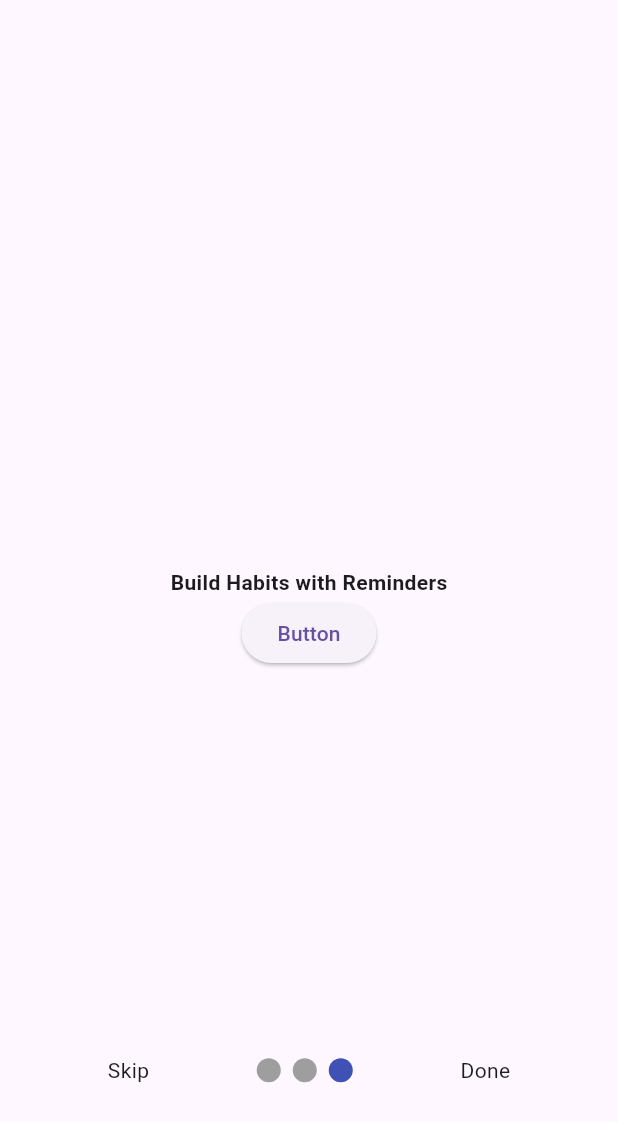
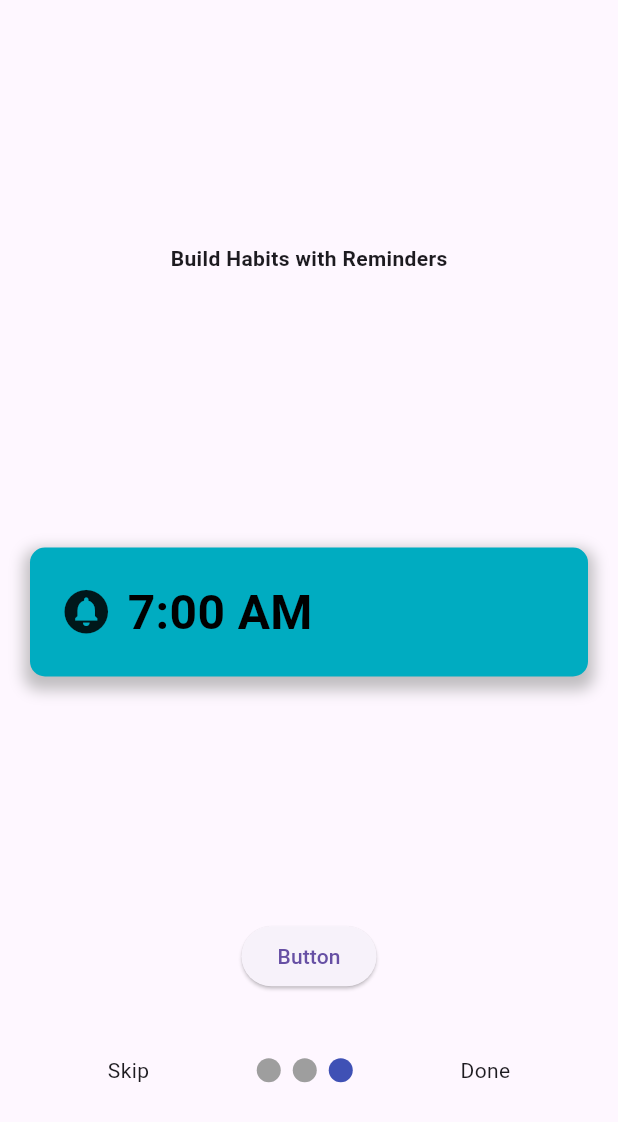
Before and after one commit to jerrychen-2018/Mood-Tracker-iOS-App, a Flutter app: the OnboardingPage screen opened directly, swiped to page 3, on a phone screen of 412 x 824 dp. Shown: the top 1122 px of the screen. Run offline on Flutter 3.47's test engine with Material 3 defaults, Android fonts, the phone set to English and light mode, and no system bars; drawn by our look-alikes of smooth_page_indicator; our stand-ins replace animated_text_kit, firebase_auth, firebase_core, flutter_local_notifications, flutter_svg, font_awesome_flutter and 7 more; missing offline and left inert: flutter_emoji; accounts and stored records are empty.

Commit message:
setup notifications to work

```diff
--- a/lib/Screens/Onboarding/intro_page_three.dart
+++ b/lib/Screens/Onboarding/intro_page_three.dart
@@ -1,5 +1,5 @@
 import "package:ebbnflow/Screens/BottomNavBar/bottom_nav_bar.dart";
-import "package:ebbnflow/Screens/test_screen.dart";
+import "package:ebbnflow/components/TimePicker/time_picker.dart";
 import "package:ebbnflow/services/local_notification_service.dart";
 import "package:flutter/material.dart";
 
@@ -16,9 +16,12 @@ class _IntroPageThreeState extends State<IntroPageThree> {
   @override
   void initState() {
     service = LocalNotificationService();
-    service.setup();
     listenToNotification();
     super.initState();
+  }
+
+  void openTimePicker() {
+    service.setup();
   }
 
   @override
@@ -26,11 +29,49 @@ class _IntroPageThreeState extends State<IntroPageThree> {
     return SafeArea(
       child: Center(
           child: Column(
-        mainAxisAlignment: MainAxisAlignment.center,
+        mainAxisAlignment: MainAxisAlignment.spaceEvenly,
+        crossAxisAlignment: CrossAxisAlignment.center,
         children: [
-          Text(
+          const Text(
             "Build Habits with Reminders",
             style: TextStyle(fontWeight: FontWeight.bold),
+          ),
+          GestureDetector(
+            onTap: openTimePicker,
+            child: Container(
+              decoration: BoxDecoration(
+                  color: Colors.cyan[600],
+                  borderRadius: BorderRadius.circular(10),
+                  boxShadow: [
+                    BoxShadow(
+                      color: Colors.grey.withOpacity(0.65),
+                      spreadRadius: 4,
+                      blurRadius: 8,
+                      offset: Offset(0, 5), // changes position of shadow
+                    ),
+                  ]),
+              margin: EdgeInsets.only(top: 20, left: 20, right: 20),
+              padding: EdgeInsets.all(20),
+              child: const Row(
+                //mainAxisAlignment: MainAxisAlignment.spaceBetween,
+                crossAxisAlignment: CrossAxisAlignment.center,
+                children: [
+                  Stack(children: [
+                    Icon(Icons.circle_notifications, fill: 0.5, size: 35),
+                  ]),
+                  SizedBox(
+                    width: 10,
+                  ),
+                  Text(
+                    "7:00 AM",
+                    style: TextStyle(
+                        fontSize: 32,
+                        color: Colors.black,
+                        fontWeight: FontWeight.bold),
+                  ),
+                ],
+              ),
+            ),
           ),
           ElevatedButton(
               onPressed: () async {
--- a/lib/models/breadify.dart
+++ b/lib/models/breadify.dart
@@ -5,12 +5,27 @@ class Breadify extends ChangeNotifier {
   // user scripture list
   List<Map<String, dynamic>> _userEntries = [];
 
-  List<Map<String, dynamic>> kappa = [];
+  int _scheduledHour = 0;
+  int _scheduledMinute = 0;
+  bool _scheduledAmPm = true;
 
   // get scripture list
   List<Map<String, dynamic>> get userEntries {
     refreshEntries();
     return _userEntries;
+  }
+
+  // get scheduled time, if any
+  int get scheduledHour {
+    return _scheduledHour;
+  }
+
+  int get scheduledMinute {
+    return _scheduledMinute;
+  }
+
+  bool get scheduledAmPm {
+    return _scheduledAmPm;
   }
 
   Future<void> refreshEntries() async {
```
Also changed, not shown: lib/Screens/test_screen.dart (deleted, +0 -41 lines), lib/components/TimePicker/ampm.dart (added, +15 -0 lines), lib/components/TimePicker/hours.dart (added, +15 -0 lines), lib/components/TimePicker/minutes.dart (added, +15 -0 lines), lib/components/TimePicker/time_picker.dart (added, +113 -0 lines), 1 other file.
